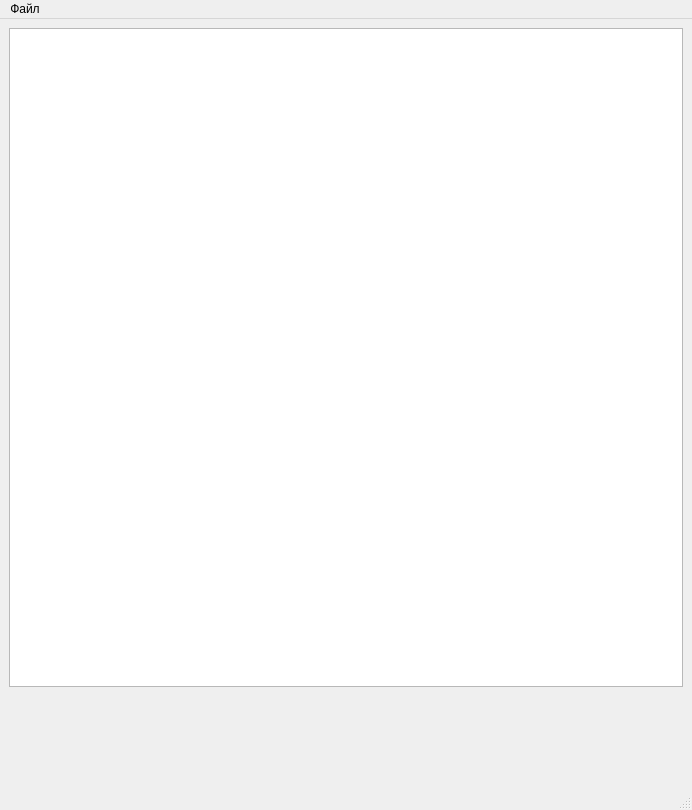
This is UI/MainWindowUI.ui in Monyzik/MusicPlayer as Qt 5 draws it before an edit. The edited form follows.
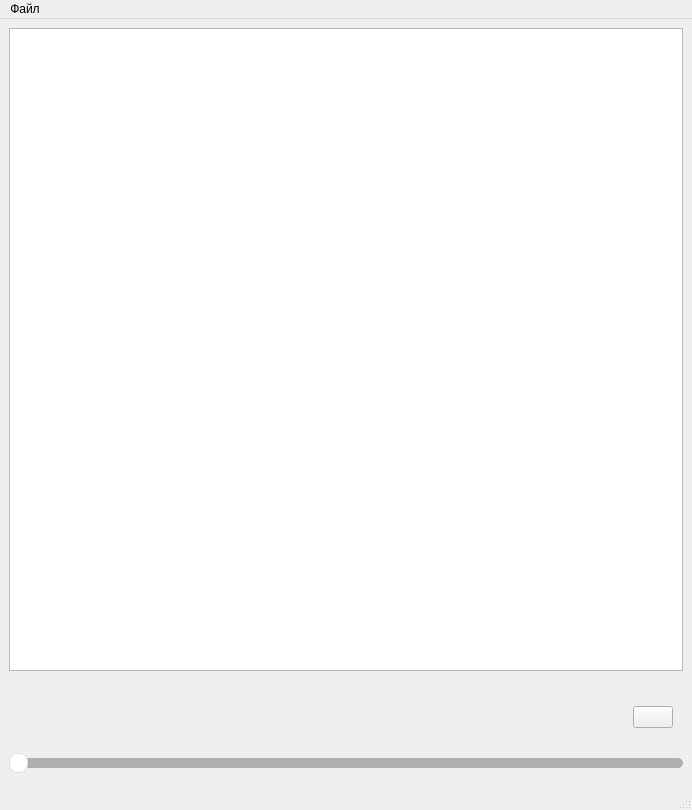
This is the edited form.

Commit message: Add logic: add bottom slider and bottom layout, where we can stop/play track Fix: fix bug with bd (special for Andrew) and some small bugs with app UI: add a bit news

The edit to the form file:
```diff
--- a/UI/MainWindowUI.ui
+++ b/UI/MainWindowUI.ui
@@ -166,7 +166,7 @@
          <number>10</number>
         </property>
         <property name="bottomMargin">
-         <number>10</number>
+         <number>0</number>
         </property>
         <item>
          <widget class="QLabel" name="current_image_lable">
@@ -223,7 +223,7 @@
          </widget>
         </item>
         <item>
-         <widget class="QLabel" name="current_action_lable">
+         <widget class="QPushButton" name="play_stop_button">
           <property name="text">
            <string/>
           </property>
@@ -231,6 +231,49 @@
         </item>
        </layout>
       </item>
+      <item>
+       <widget class="QSlider" name="track_time_slider">
+        <property name="minimumSize">
+         <size>
+          <width>0</width>
+          <height>20</height>
+         </size>
+        </property>
+        <property name="styleSheet">
+         <string notr="true">            QSlider{
+            }
+            QSlider::groove:horizontal {  
+                height: 10px;
+                margin: 0px;
+                border-radius: 5px;
+                background: #B0AEB1;
+            }
+            QSlider::handle:horizontal {
+                background: #fff;
+                border: 1px solid #E3DEE2;
+                width: 17px;
+                margin: -5px 0; 
+                border-radius: 8px;
+            }
+            QSlider::sub-page:qlineargradient {
+                background: #3B99FC;
+                border-radius: 5px;
+            }</string>
+        </property>
+        <property name="pageStep">
+         <number>0</number>
+        </property>
+        <property name="tracking">
+         <bool>true</bool>
+        </property>
+        <property name="orientation">
+         <enum>Qt::Horizontal</enum>
+        </property>
+        <property name="tickPosition">
+         <enum>QSlider::NoTicks</enum>
+        </property>
+       </widget>
+      </item>
       <item>
        <widget class="QWidget" name="widget" native="true"/>
       </item>
```
Left out of the diff: 4 changed lines with no effect on the pictures. The commit also changes 10 other files.
